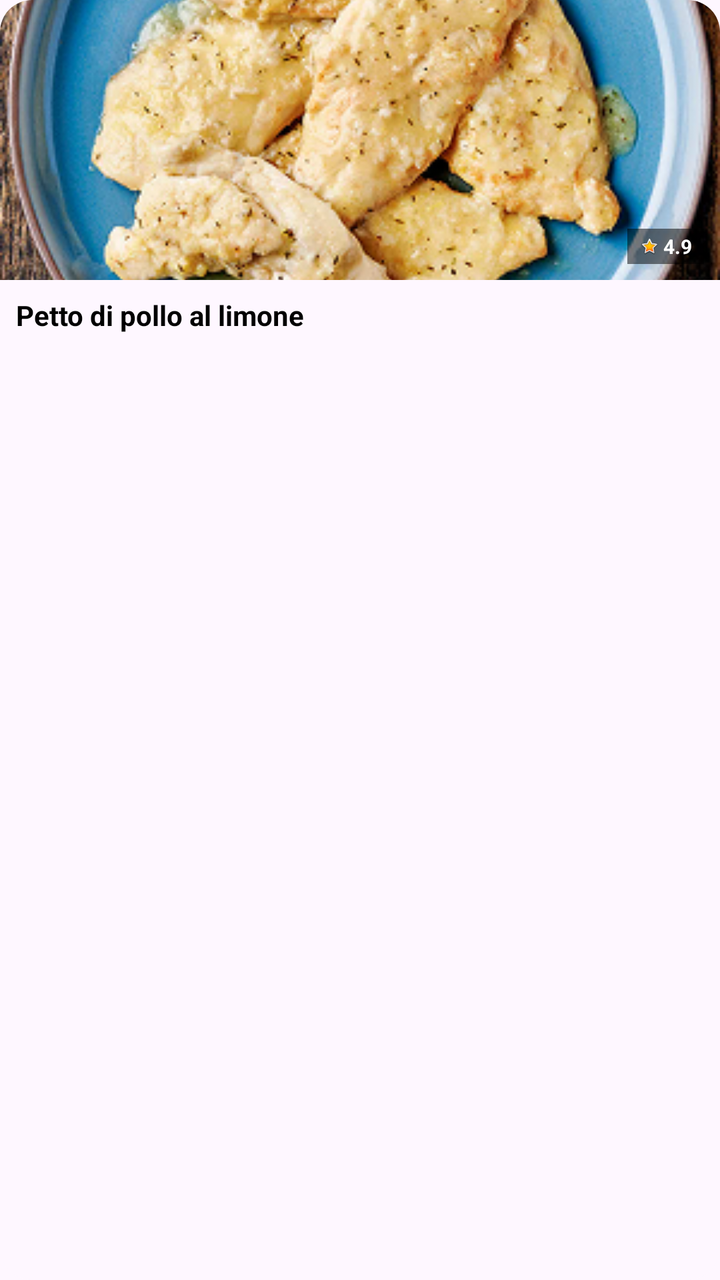
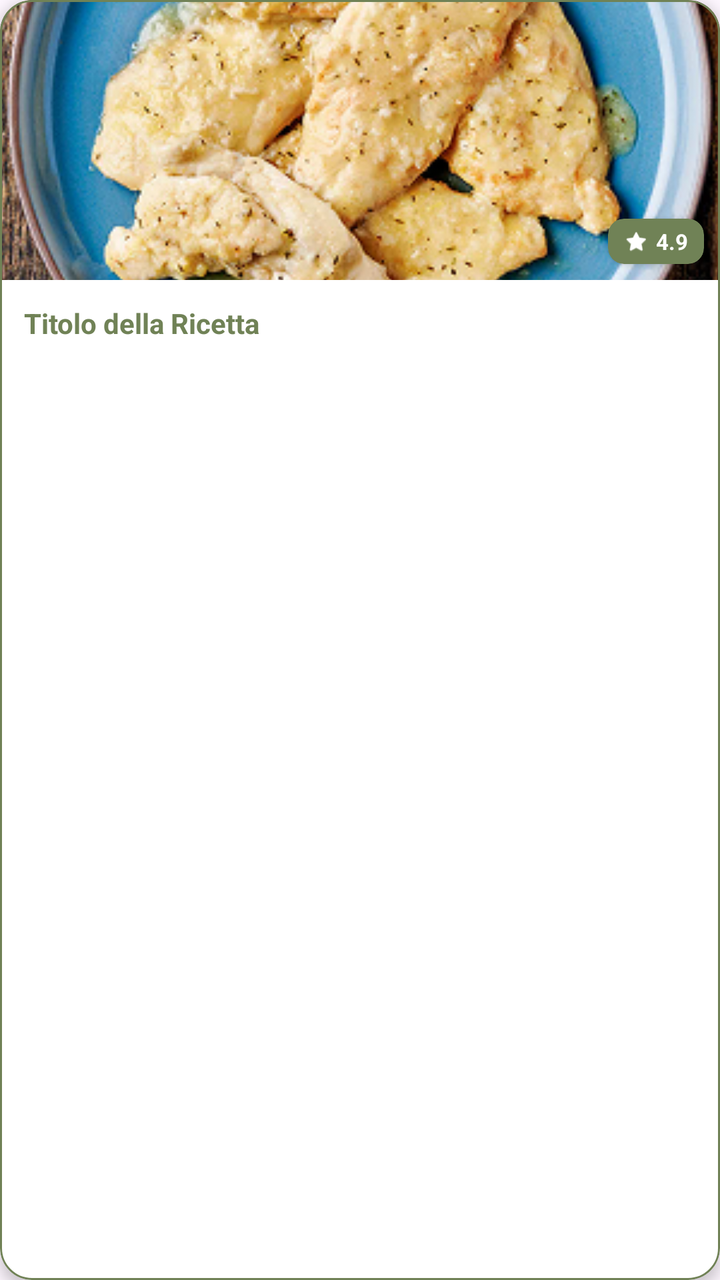

Screens rendered from an Android XML layout before and after an edit, with the pre-edit source and the edit as a unified diff.
<!-- AndroidManifest.xml: application theme Theme.Nutrio -->
<!-- res/layout/item_recipe_grid.xml -->
<?xml version="1.0" encoding="utf-8"?>
<com.google.android.material.card.MaterialCardView
    xmlns:android="http://schemas.android.com/apk/res/android"
    xmlns:app="http://schemas.android.com/apk/res-auto"
    android:layout_width="match_parent"
    android:layout_height="wrap_content"
    android:layout_margin="8dp"
    app:cardCornerRadius="16dp"
    app:cardElevation="0dp"
    app:strokeWidth="0dp">

    <LinearLayout
        android:layout_width="match_parent"
        android:layout_height="wrap_content"
        android:orientation="vertical">

        <androidx.constraintlayout.widget.ConstraintLayout
            android:layout_width="match_parent"
            android:layout_height="140dp">

            <ImageView
                android:id="@+id/ivRecipeImage"
                android:layout_width="match_parent"
                android:layout_height="match_parent"
                android:scaleType="centerCrop"
                android:src="@drawable/petto_di_pollo"
                app:layout_constraintStart_toStartOf="parent"
                app:layout_constraintTop_toTopOf="parent" />

            <LinearLayout
                android:layout_width="wrap_content"
                android:layout_height="wrap_content"
                android:layout_margin="8dp"
                android:background="#80000000"
                android:orientation="horizontal"
                android:paddingHorizontal="6dp"
                android:paddingVertical="2dp"
                app:layout_constraintBottom_toBottomOf="parent"
                app:layout_constraintEnd_toEndOf="parent">

                <ImageView
                    android:layout_width="10dp"
                    android:layout_height="10dp"
                    android:layout_gravity="center"
                    android:src="@android:drawable/btn_star_big_on" />

                <TextView
                    android:id="@+id/tvRating"
                    android:layout_width="wrap_content"
                    android:layout_height="wrap_content"
                    android:layout_marginStart="2dp"
                    android:text="4.9"
                    android:textColor="@android:color/white"
                    android:textSize="10sp"
                    android:textStyle="bold" />
            </LinearLayout>

        </androidx.constraintlayout.widget.ConstraintLayout>

        <TextView
            android:id="@+id/tvRecipeTitle"
            android:layout_width="match_parent"
            android:layout_height="wrap_content"
            android:padding="8dp"
            android:text="Petto di pollo al limone"
            android:textColor="@android:color/black"
            android:textSize="14sp"
            android:textStyle="bold"
            android:ellipsize="end"
            android:maxLines="2" />

    </LinearLayout>
</com.google.android.material.card.MaterialCardView>
<!-- resources referenced by this layout -->
<resources>
  <!-- drawable petto_di_pollo: png bitmap (drawable, 253756 bytes) -->
  <style name="Theme.Nutrio" parent="Base.Theme.Nutrio" />
  <style name="Base.Theme.Nutrio" parent="Theme.Material3.DayNight.NoActionBar">
          
          
      </style>
</resources>

<!-- the commit's change to res/layout/item_recipe_grid.xml (unified diff, before → after) -->
@@ -2,12 +2,10 @@
 <com.google.android.material.card.MaterialCardView
     xmlns:android="http://schemas.android.com/apk/res/android"
     xmlns:app="http://schemas.android.com/apk/res-auto"
+    style="@style/NutrioRecipeCard"
     android:layout_width="match_parent"
     android:layout_height="wrap_content"
-    android:layout_margin="8dp"
-    app:cardCornerRadius="16dp"
-    app:cardElevation="0dp"
-    app:strokeWidth="0dp">
+    android:layout_margin="8dp">
 
     <LinearLayout
         android:layout_width="match_parent"
@@ -27,47 +25,48 @@
                 app:layout_constraintStart_toStartOf="parent"
                 app:layout_constraintTop_toTopOf="parent" />
 
-            <LinearLayout
+            <com.google.android.material.card.MaterialCardView
+                style="@style/NutrioRatingBadge"
                 android:layout_width="wrap_content"
                 android:layout_height="wrap_content"
                 android:layout_margin="8dp"
-                android:background="#80000000"
-                android:orientation="horizontal"
-                android:paddingHorizontal="6dp"
-                android:paddingVertical="2dp"
                 app:layout_constraintBottom_toBottomOf="parent"
                 app:layout_constraintEnd_toEndOf="parent">
 
-                <ImageView
-                    android:layout_width="10dp"
-                    android:layout_height="10dp"
-                    android:layout_gravity="center"
-                    android:src="@android:drawable/btn_star_big_on" />
-
-                <TextView
-                    android:id="@+id/tvRating"
+                <LinearLayout
                     android:layout_width="wrap_content"
                     android:layout_height="wrap_content"
-                    android:layout_marginStart="2dp"
-                    android:text="4.9"
-                    android:textColor="@android:color/white"
-                    android:textSize="10sp"
-                    android:textStyle="bold" />
-            </LinearLayout>
+                    android:orientation="horizontal"
+                    android:paddingHorizontal="8dp"
+                    android:paddingVertical="4dp">
+
+                    <ImageView
+                        android:layout_width="12dp"
+                        android:layout_height="12dp"
+                        android:layout_gravity="center"
+                        android:src="@android:drawable/btn_star_big_on"
+                        app:tint="@android:color/white" />
+
+                    <TextView
+                        android:id="@+id/tvRating"
+                        android:layout_width="wrap_content"
+                        android:layout_height="wrap_content"
+                        android:layout_marginStart="4dp"
+                        android:text="4.9"
+                        android:textColor="@android:color/white"
+                        android:textSize="11sp"
+                        android:textStyle="bold" />
+                </LinearLayout>
+            </com.google.android.material.card.MaterialCardView>
 
         </androidx.constraintlayout.widget.ConstraintLayout>
 
         <TextView
             android:id="@+id/tvRecipeTitle"
+            style="@style/NutrioRecipeTitle"
             android:layout_width="match_parent"
             android:layout_height="wrap_content"
-            android:padding="8dp"
-            android:text="Petto di pollo al limone"
-            android:textColor="@android:color/black"
-            android:textSize="14sp"
-            android:textStyle="bold"
-            android:ellipsize="end"
-            android:maxLines="2" />
+            android:text="Titolo della Ricetta" />
 
     </LinearLayout>
 </com.google.android.material.card.MaterialCardView>
<!-- resource entries referenced after the edit -->
@@ -1,6 +1,27 @@
 <!-- resources referenced by this layout -->
 <resources>
   <!-- drawable petto_di_pollo: png bitmap (drawable, 253756 bytes) -->
+  <style name="NutrioRatingBadge">
+          <item name="cardBackgroundColor">#708256</item>
+          <item name="cardCornerRadius">8dp</item>
+          <item name="cardElevation">2dp</item>
+          <item name="strokeWidth">0dp</item>
+      </style>
+  <style name="NutrioRecipeCard" parent="Widget.MaterialComponents.CardView">
+          <item name="cardCornerRadius">16dp</item>
+          <item name="cardElevation">4dp</item>
+          <item name="cardBackgroundColor">@android:color/white</item>
+          <item name="strokeWidth">1dp</item>
+          <item name="strokeColor">#708256</item>
+      </style>
+  <style name="NutrioRecipeTitle">
+          <item name="android:textColor">#708256</item>
+          <item name="android:textStyle">bold</item>
+          <item name="android:textSize">14sp</item>
+          <item name="android:padding">12dp</item>
+          <item name="android:ellipsize">end</item>
+          <item name="android:maxLines">2</item>
+      </style>
   <style name="Theme.Nutrio" parent="Base.Theme.Nutrio" />
   <style name="Base.Theme.Nutrio" parent="Theme.Material3.DayNight.NoActionBar">
           
